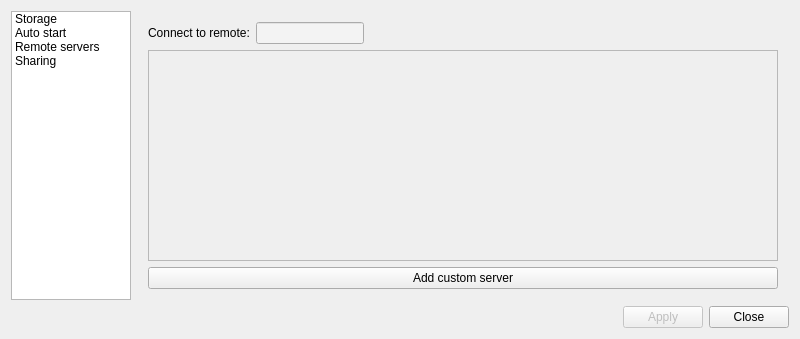
This is Tools/AssetCacheServer/DataQt/AssetCacheServerWidget.ui in xaoctech/dava.engine as Qt 5 draws it before an edit. The edited form follows.
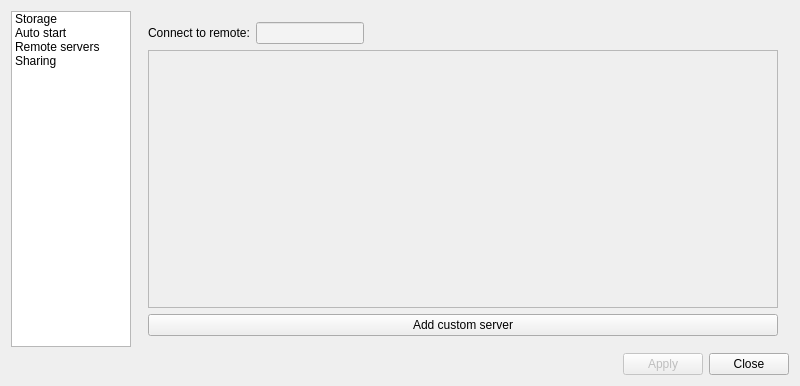
This is the edited form. The open tabs and pages were chosen to show the change.

The edit to the form file:
```diff
--- a/Tools/AssetCacheServer/DataQt/AssetCacheServerWidget.ui
+++ b/Tools/AssetCacheServer/DataQt/AssetCacheServerWidget.ui
@@ -10,7 +10,7 @@
     <x>0</x>
     <y>0</y>
     <width>800</width>
-    <height>337</height>
+    <height>386</height>
    </rect>
   </property>
   <property name="sizePolicy">
@@ -647,8 +647,8 @@
             <rect>
              <x>0</x>
              <y>0</y>
-             <width>636</width>
-             <height>211</height>
+             <width>620</width>
+             <height>227</height>
             </rect>
            </property>
            <zorder>addNewServerButton</zorder>
```
Left out of the diff: 9 changed lines with no effect on the pictures.
